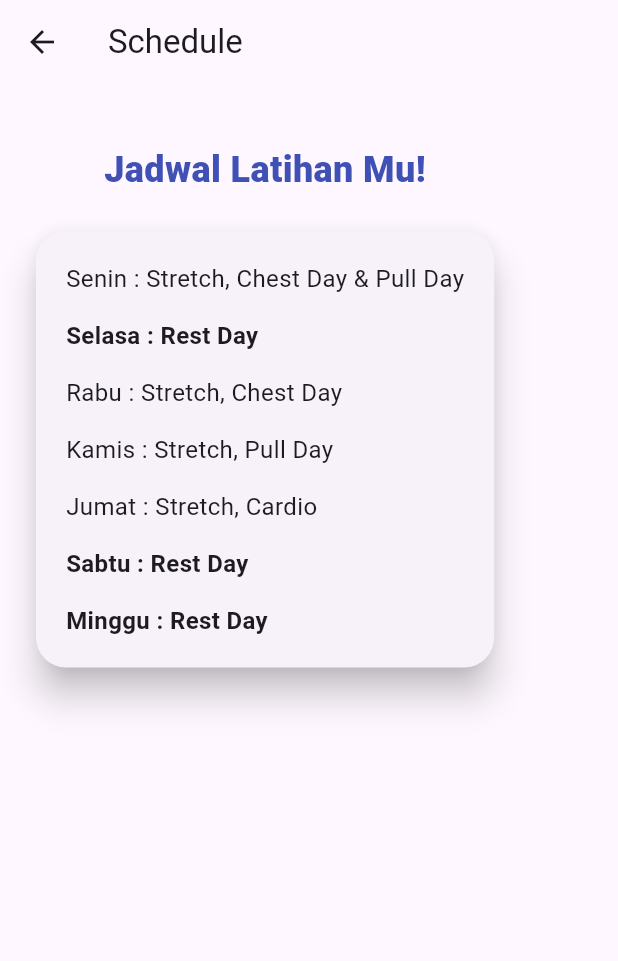
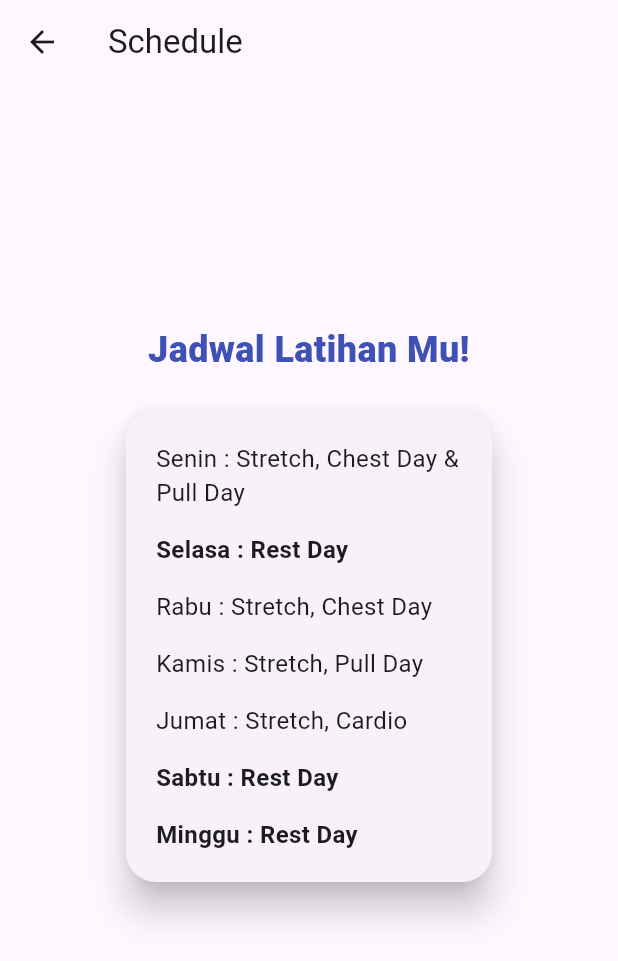
Before and after one commit to dmsadtyaf/UTS_Mobile_programming, a Flutter app: the SchedulePage screen opened directly, on a phone screen of 412 x 824 dp. Shown: the top 961 px of the screen. Run offline on Flutter 3.47's test engine with Material 3 defaults, Android fonts, the phone set to English and light mode, and no system bars.

Commit message:
final, thanks god

```diff
--- a/lib/main.dart
+++ b/lib/main.dart
@@ -19,7 +19,7 @@
   }
 }
 
-//////////////// LOGIN //////////////////
+
 
 class LoginPage extends StatefulWidget {
   const LoginPage({super.key});
@@ -200,7 +200,7 @@
   }
 }
 
-//////////////// NAVIGATION //////////////////
+
 
 class MainNavigation extends StatefulWidget {
   const MainNavigation({super.key});
@@ -272,7 +272,7 @@
   }
 }
 
-//////////////// HOME //////////////////
+
 
 class HomePage extends StatefulWidget {
   final String username;
@@ -444,7 +444,7 @@
   }
 }
 
-//////////// WORKOUT DETAIL ////////////
+
 
 class WorkoutDetailPage
 extends StatefulWidget{
@@ -561,7 +561,7 @@
   }
 }
 
-//////////// SCHEDULE ////////////
+
 
 class SchedulePage extends StatelessWidget {
   const SchedulePage({super.key});
@@ -576,11 +576,11 @@
       body: SafeArea(
         child: SingleChildScrollView(
           child: Padding(
-            padding: const EdgeInsets.all(20),
+            padding: const EdgeInsets.all(80),
             child: Column(
               crossAxisAlignment: CrossAxisAlignment.center,
               children: [
-                const SizedBox(height: 20),
+                const SizedBox(height: 80),
 
                 const Text(
                   "Jadwal Latihan Mu!",
@@ -666,7 +666,7 @@
   }
 }
 
-//////////// PROFILE ////////////
+
 
 class ProfilePage extends StatelessWidget {
   final String username;
@@ -813,7 +813,7 @@
   }
 }
 
-//////////// FORGOT PASSWORD ////////////
+
 
 class ForgotPasswordPage extends StatefulWidget {
   const ForgotPasswordPage({super.key});
```
